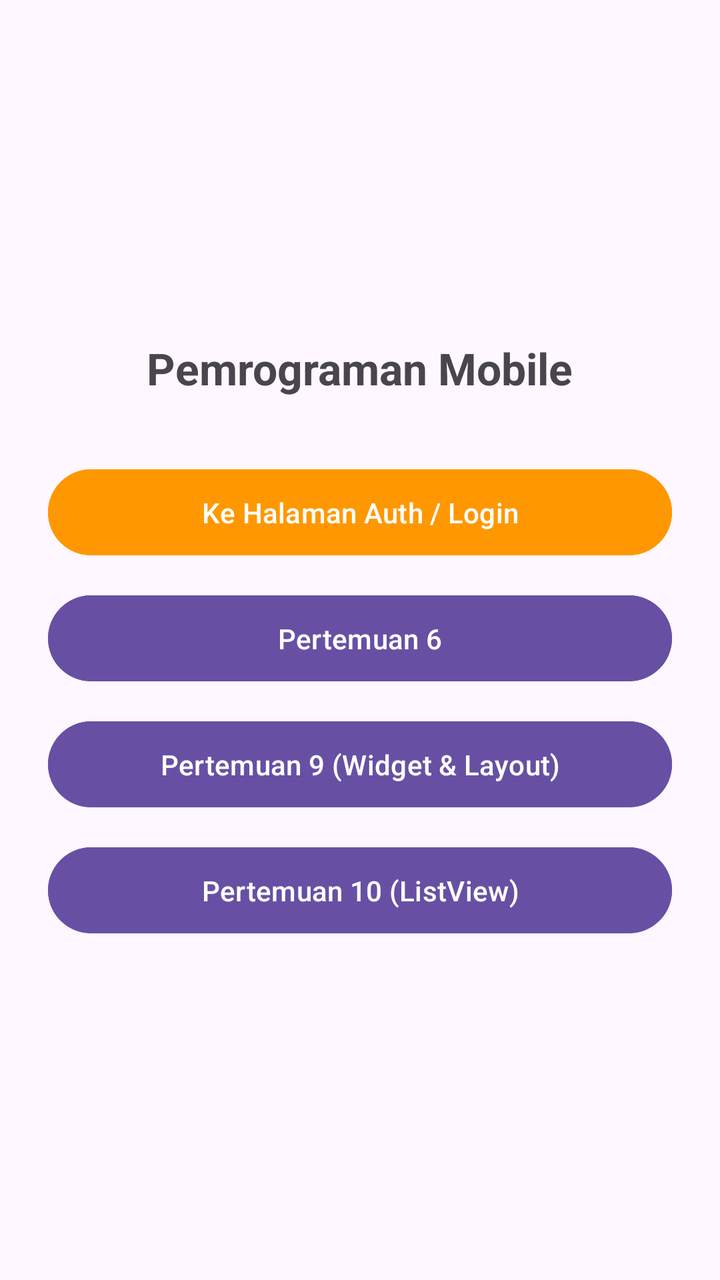
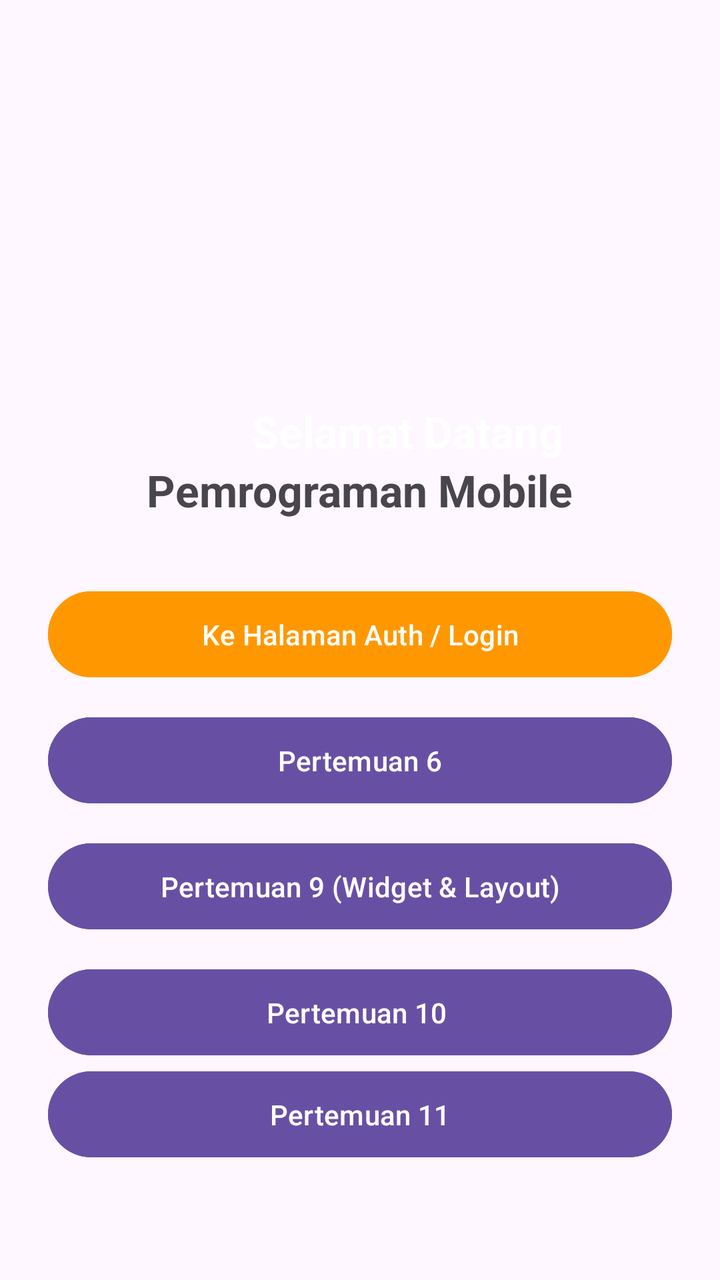

Screens rendered from an Android XML layout before and after an edit, with the pre-edit source and the edit as a unified diff.
<!-- AndroidManifest.xml: application theme Theme.Mars_farhan3TIE -->
<!-- res/layout/activity_main.xml -->
<?xml version="1.0" encoding="utf-8"?>
<LinearLayout
    xmlns:android="http://schemas.android.com/apk/res/android"
    xmlns:app="http://schemas.android.com/apk/res-auto"
    xmlns:tools="http://schemas.android.com/tools"
    android:id="@+id/main"
    android:layout_width="match_parent"
    android:layout_height="match_parent"
    android:orientation="vertical"
    android:gravity="center"
    android:padding="24dp"
    tools:context=".MainActivity">

    <TextView
        android:layout_width="wrap_content"
        android:layout_height="wrap_content"
        android:layout_marginBottom="32dp"
        android:text="Pemrograman Mobile"
        android:textSize="22sp"
        android:textStyle="bold" />

    
    <Button
        android:id="@+id/btnToAuth"
        android:layout_width="match_parent"
        android:layout_height="wrap_content"
        android:layout_marginBottom="12dp"
        android:backgroundTint="#FF9800"
        android:padding="12dp"
        android:text="Ke Halaman Auth / Login" />

    
    <Button
        android:id="@+id/btnPertemuan6"
        android:layout_width="match_parent"
        android:layout_height="wrap_content"
        android:layout_marginBottom="12dp"
        android:backgroundTint="#6750A4"
        android:padding="12dp"
        android:text="Pertemuan 6" />

    
    <Button
        android:id="@+id/btnPertemuan9"
        android:layout_width="match_parent"
        android:layout_height="wrap_content"
        android:layout_marginBottom="12dp"
        android:backgroundTint="#6750A4"
        android:padding="12dp"
        android:text="Pertemuan 9 (Widget &amp; Layout)" />

    
    <Button
        android:id="@+id/btnPertemuan10"
        android:layout_width="match_parent"
        android:layout_height="wrap_content"
        android:backgroundTint="#6750A4"
        android:padding="12dp"
        android:text="Pertemuan 10 (ListView)" />

</LinearLayout>
<!-- resources referenced by this layout -->
<resources>
  <style name="Theme.Mars_farhan3TIE" parent="Base.Theme.Mars_farhan3TIE" />
  <style name="Base.Theme.Mars_farhan3TIE" parent="Theme.Material3.DayNight.NoActionBar">
          
          
      </style>
</resources>

<!-- the commit's change to res/layout/activity_main.xml (unified diff, before → after) -->
@@ -10,6 +10,29 @@
     android:gravity="center"
     android:padding="24dp"
     tools:context=".MainActivity">
+
+    <View
+        android:id="@+id/background_header"
+        android:layout_width="0dp"
+        android:layout_height="120dp"
+        android:background="@drawable/bg_header_wave"
+        app:layout_constraintEnd_toEndOf="parent"
+        app:layout_constraintStart_toStartOf="parent"
+        app:layout_constraintTop_toTopOf="parent" />
+
+    
+    <TextView
+        android:id="@+id/tvTitleHome"
+        android:layout_width="wrap_content"
+        android:layout_height="wrap_content"
+        android:layout_marginStart="24dp"
+        android:layout_marginTop="24dp"
+        android:text="Selamat Datang"
+        android:textColor="@android:color/white"
+        android:textSize="22sp"
+        android:textStyle="bold"
+        app:layout_constraintStart_toStartOf="parent"
+        app:layout_constraintTop_toTopOf="parent" />
 
     <TextView
         android:layout_width="wrap_content"
@@ -56,6 +79,14 @@
         android:layout_height="wrap_content"
         android:backgroundTint="#6750A4"
         android:padding="12dp"
-        android:text="Pertemuan 10 (ListView)" />
+        android:text="Pertemuan 10 " />
+
+    <Button
+        android:id="@+id/btnPertemuan11"
+        android:layout_width="match_parent"
+        android:layout_height="wrap_content"
+        android:backgroundTint="#6750A4"
+        android:padding="12dp"
+        android:text="Pertemuan 11" />
 
 </LinearLayout>
<!-- resource entries referenced after the edit -->
@@ -1,5 +1,23 @@
 <!-- resources referenced by this layout -->
 <resources>
+  <!-- drawable bg_header_wave (drawable) -->
+  <?xml version="1.0" encoding="utf-8"?>
+  <vector xmlns:android="http://schemas.android.com/apk/res/android"
+      android:width="100dp"
+      android:height="100dp"
+      android:viewportWidth="100"
+      android:viewportHeight="100">
+      <path
+          android:fillColor="?attr/colorPrimary"
+          android:pathData="
+              M0,0
+              L100,0
+              L100,40
+              C 75,55
+                25,20
+                0,40
+              Z" />
+  </vector>
   <style name="Theme.Mars_farhan3TIE" parent="Base.Theme.Mars_farhan3TIE" />
   <style name="Base.Theme.Mars_farhan3TIE" parent="Theme.Material3.DayNight.NoActionBar">
           
